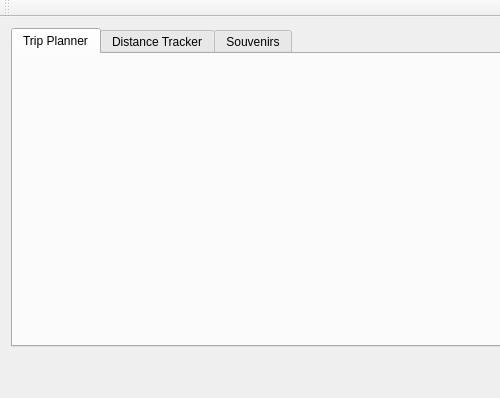
This is Group_Project_1/mainwindow.ui in Cyrus-Riahi/CS1D-P1 as Qt 5 draws it before an edit; both pictures show x 0 to 500 and y 0 to 398 of the 813 by 398 pixel window. The edited form follows.
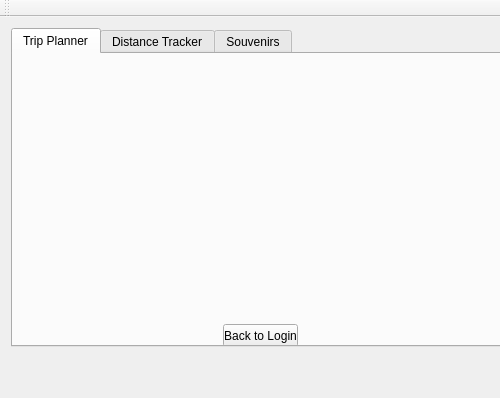
This is the edited form. The open tabs and pages were chosen to show the change.

Commit message: Able to go back and forth between windows easily now

```diff
--- a/Group_Project_1/mainwindow.ui
+++ b/Group_Project_1/mainwindow.ui
@@ -39,6 +39,19 @@
         <attribute name="title">
          <string>Trip Planner</string>
         </attribute>
+        <widget class="QPushButton" name="backToLoginButton">
+         <property name="geometry">
+          <rect>
+           <x>210</x>
+           <y>270</y>
+           <width>75</width>
+           <height>23</height>
+          </rect>
+         </property>
+         <property name="text">
+          <string>Back to Login</string>
+         </property>
+        </widget>
        </widget>
        <widget class="QWidget" name="distanceTrackerTab">
         <attribute name="title">
```
Left out of the diff: 2 changed lines with no effect on the pictures. The commit also changes 22 other files.
